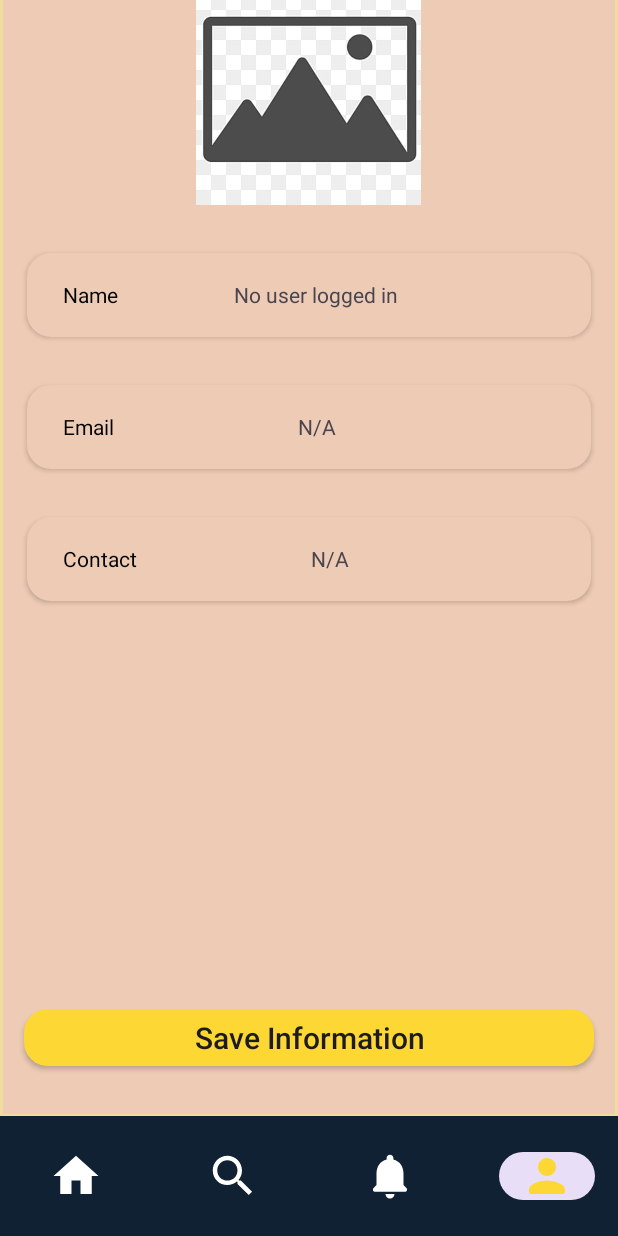
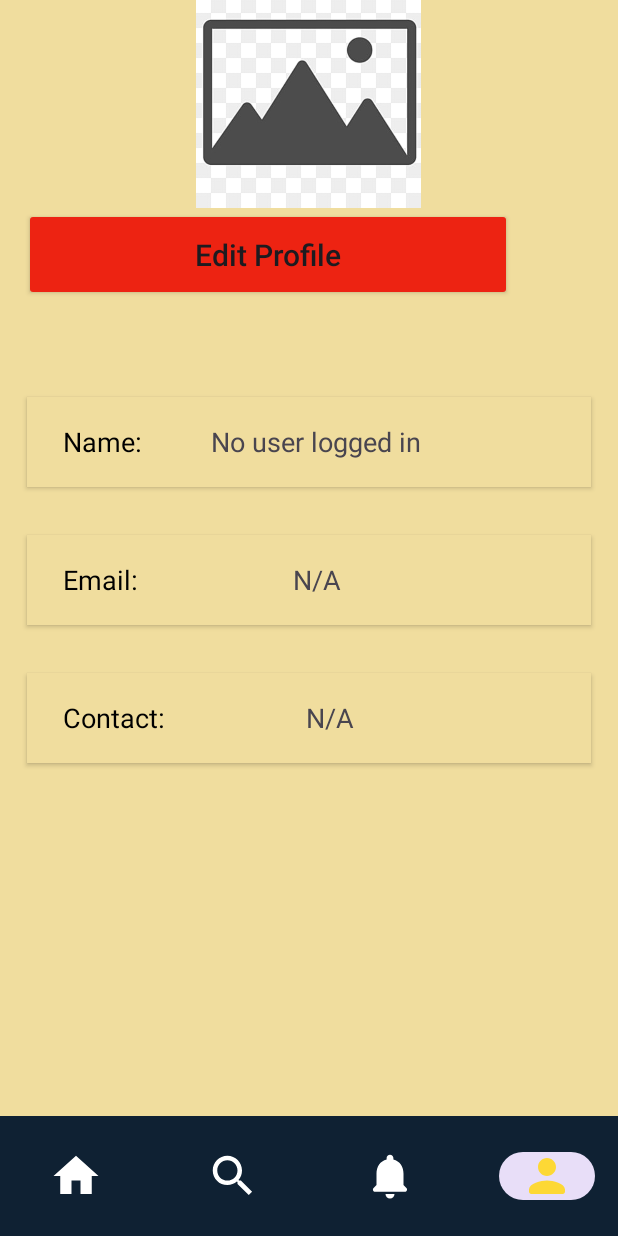
Before and after one commit to Pravesh-Shrestha/KARYA-CONNECT-NEPAL, an Android app: the screen it shows after launch (DashboardActivityClient), item 4 of the bottom bar chosen, on a phone screen of 412 x 824 dp. Run offline under Robolectric (Android 15) with nearby library versions, the phone set to English and light mode, and no system bars; our stand-ins replace Firebase (no records; nobody signed in at launch, a user with empty details on screens opened directly); libraries missing offline, so code that uses them is left out: com.cloudinary.

Commit message:
Client Profile updated

```diff
--- a/app/src/main/res/layout/fragment_client_profile.xml
+++ b/app/src/main/res/layout/fragment_client_profile.xml
@@ -3,16 +3,16 @@
     xmlns:tools="http://schemas.android.com/tools"
     android:layout_width="match_parent"
     android:layout_height="match_parent"
-    android:background="@color/light"
+    android:background="#F0DD9E"
     android:orientation="vertical"
     android:paddingStart="6dp"
     android:paddingEnd="6dp"
     tools:context=".UI.Fragment.ClientProfileFragment">
+
     <LinearLayout
         android:layout_width="match_parent"
-        android:orientation="vertical"
-        android:layout_height="wrap_content">
-
+        android:layout_height="wrap_content"
+        android:orientation="vertical">
 
 
         <ImageView
@@ -20,17 +20,31 @@
             android:layout_width="150dp"
             android:layout_height="150dp"
             android:layout_gravity="center"
-            android:layout_marginTop="8dp"
+            android:layout_marginTop="10dp"
             android:src="@drawable/loading" />
 
 
+        <androidx.appcompat.widget.AppCompatButton
+            android:id="@+id/button3"
+            android:layout_width="325dp"
+            android:layout_height="62dp"
+            android:layout_gravity="bottom"
+            android:layout_marginLeft="8dp"
+            android:layout_marginRight="8dp"
+            android:layout_marginBottom="32dp"
+            android:backgroundTint="#ED2312"
+            android:elevation="5dp"
+            android:text="Edit Profile"
+            android:textAllCaps="false"
+            android:textSize="20dp" />
+
         <LinearLayout
             android:layout_width="match_parent"
-            android:layout_height="56dp"
+            android:layout_height="60dp"
             android:layout_marginLeft="10dp"
             android:layout_marginTop="32dp"
             android:layout_marginRight="10dp"
-            android:background="@drawable/profileedittextshape"
+            android:background="#F0DD9E"
             android:elevation="2dp"
             android:gravity="center_vertical"
             android:orientation="horizontal"
@@ -42,24 +56,26 @@
                 android:layout_height="wrap_content"
                 android:layout_marginLeft="8dp"
                 android:layout_weight="1"
-                android:text="Name"
-                android:textColor="@color/black" />
+                android:text="Name:"
+                android:textColor="@color/black"
+                android:textSize="18dp" />
 
             <TextView
                 android:id="@+id/textViewFullName"
                 android:layout_width="wrap_content"
                 android:layout_height="wrap_content"
-                android:layout_weight="1" />
+                android:layout_weight="1"
+                android:textSize="18dp" />
 
         </LinearLayout>
 
         <LinearLayout
             android:layout_width="match_parent"
-            android:layout_height="56dp"
+            android:layout_height="60dp"
             android:layout_marginLeft="10dp"
             android:layout_marginTop="32dp"
             android:layout_marginRight="10dp"
-            android:background="@drawable/profileedittextshape"
+            android:background="#F0DD9E"
             android:elevation="2dp"
             android:gravity="center_vertical"
             android:orientation="horizontal"
@@ -71,25 +87,27 @@
                 android:layout_height="wrap_content"
                 android:layout_marginLeft="8dp"
                 android:layout_weight="1"
-                android:text="Email"
-                android:textColor="@color/black" />
+                android:text="Email:"
+                android:textColor="@color/black"
+                android:textSize="18dp" />
 
             <TextView
                 android:id="@+id/textViewEmail"
                 android:layout_width="wrap_content"
                 android:layout_height="wrap_content"
-                android:layout_weight="1" />
+                android:layout_weight="1"
+                android:textSize="18dp" />
 
         </LinearLayout>
 
         <LinearLayout
             android:layout_width="match_parent"
-            android:layout_height="56dp"
+            android:layout_height="60dp"
             android:layout_marginLeft="10dp"
             android:layout_marginTop="32dp"
             android:layout_marginRight="10dp"
             android:layout_marginBottom="10dp"
-            android:background="@drawable/profileedittextshape"
+            android:background="#F0DD9E"
             android:elevation="2dp"
             android:gravity="center_vertical"
             android:orientation="horizontal"
@@ -101,17 +119,18 @@
                 android:layout_height="wrap_content"
                 android:layout_marginLeft="8dp"
                 android:layout_weight="1"
-                android:text="Contact"
-                android:textColor="@color/black" />
+                android:text="Contact:"
+                android:textColor="@color/black"
+                android:textSize="18dp" />
 
             <TextView
                 android:id="@+id/textViewContact"
                 android:layout_width="wrap_content"
                 android:layout_height="wrap_content"
-                android:layout_weight="1" />
+                android:layout_weight="1"
+                android:textSize="18dp" />
 
         </LinearLayout>
-
 
 
     </LinearLayout>
@@ -123,19 +142,4 @@
 
     </LinearLayout>
 
-    <androidx.appcompat.widget.AppCompatButton
-        android:id="@+id/button3"
-        android:layout_width="match_parent"
-        android:layout_height="38dp"
-        android:layout_gravity="bottom"
-        android:layout_marginLeft="8dp"
-        android:layout_marginRight="8dp"
-        android:layout_marginBottom="32dp"
-        android:background="@drawable/profileedittextshape"
-        android:elevation="5dp"
-        android:backgroundTint="@color/yellow"
-        android:text="Save Information"
-        android:textAllCaps="false"
-        android:textSize="20dp" />
-
 </FrameLayout>
```
